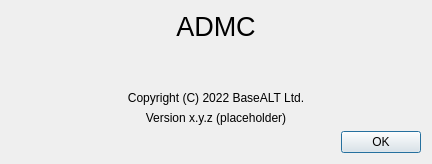
First picture: the form in src/admc/about_dialog.ui, repository altlinux/admc, before the edit.
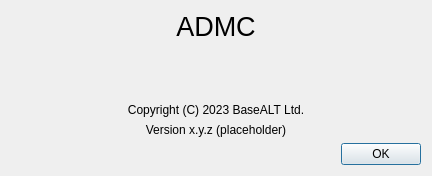
Second picture: the form after the edit.

Commit message: The license has been updated in the about_dialog

```diff
--- a/src/admc/about_dialog.ui
+++ b/src/admc/about_dialog.ui
@@ -7,7 +7,7 @@
     <x>0</x>
     <y>0</y>
     <width>432</width>
-    <height>164</height>
+    <height>176</height>
    </rect>
   </property>
   <property name="windowTitle">
@@ -47,7 +47,7 @@
    <item>
     <widget class="QLabel" name="label_2">
      <property name="text">
-      <string>Copyright (C) 2022 BaseALT Ltd.</string>
+      <string>Copyright (C) 2023 BaseALT Ltd.</string>
      </property>
      <property name="alignment">
       <set>Qt::AlignCenter</set>
```
